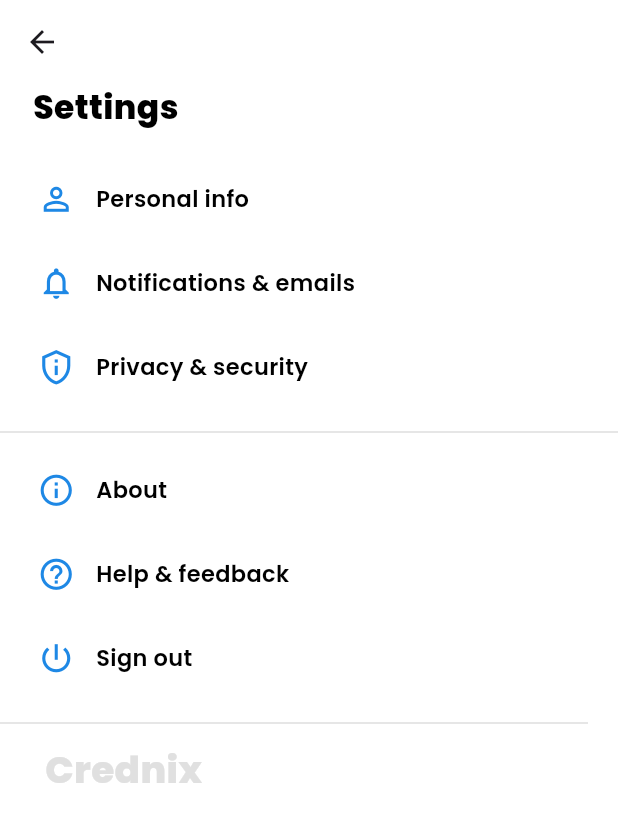
After one commit to VandanKambodi/Crednix, a Flutter app: the screen it shows after launch, after a tap on the "settings" icon, on a phone screen of 412 x 824 dp. The commit adds this screen. Shown: the top 822 px of the screen. Run offline on Flutter 3.47's test engine with Material 3 defaults, Android fonts, the phone set to English and light mode, and no system bars; our stand-ins replace font_awesome_flutter.

Commit message:
Setting Page
Add info, about, help Section in Setting Page

```diff
--- a/lib/Home/homePage.dart
+++ b/lib/Home/homePage.dart
@@ -1,4 +1,5 @@
 import 'package:crednix/Notifications/payNotification.dart';
+import 'package:crednix/Settings/settingPage.dart';
 import 'package:flutter/material.dart';
 import 'package:font_awesome_flutter/font_awesome_flutter.dart';
 
@@ -45,7 +46,16 @@ class _homePageState extends State<homePage> {
                             ),
                           ],
                         ),
-                        Container(
+                        GestureDetector(
+                          onTap: () {
+                            Navigator.push(
+                              context,
+                              MaterialPageRoute(
+                                builder: (context) => settingPage(),
+                              ),
+                            );
+                          },
+                          child: Container(
                             decoration: BoxDecoration(
                               borderRadius: BorderRadius.circular(10),
                               border: Border.all(
@@ -59,6 +69,7 @@ class _homePageState extends State<homePage> {
                                 Icons.settings,
                                 size: 25,
                                 color: Colors.grey.shade800,
+                              ),
                             ),
                           ),
                         ),
--- a/lib/Notifications/payNotification.dart
+++ b/lib/Notifications/payNotification.dart
@@ -1,4 +1,5 @@
 import 'package:crednix/Home/homePage.dart';
+import 'package:crednix/Settings/settingPage.dart';
 import 'package:flutter/material.dart';
 
 class payNotification extends StatefulWidget {
@@ -74,10 +75,22 @@ class _payNotificationState extends State<payNotification> {
                             ),
                           ],
                         ),
-                        Container(
+                        GestureDetector(
+                          onTap: () {
+                            Navigator.push(
+                              context,
+                              MaterialPageRoute(
+                                builder: (context) => settingPage(),
+                              ),
+                            );
+                          },
+                          child: Container(
                             decoration: BoxDecoration(
                               borderRadius: BorderRadius.circular(10),
-                            border: Border.all(color: Colors.white30, width: 1),
+                              border: Border.all(
+                                color: Colors.white30,
+                                width: 1,
+                              ),
                             ),
                             child: Padding(
                               padding: const EdgeInsets.all(8.0),
@@ -85,6 +98,7 @@ class _payNotificationState extends State<payNotification> {
                                 Icons.settings,
                                 size: 25,
                                 color: Colors.white,
+                              ),
                             ),
                           ),
                         ),
--- /dev/null
+++ b/lib/Settings/settingPage.dart
@@ -0,0 +1,262 @@
+import 'package:crednix/Notifications/payNotification.dart';
+import 'package:flutter/material.dart';
+import 'package:font_awesome_flutter/font_awesome_flutter.dart';
+
+class settingPage extends StatefulWidget {
+  @override
+  State<settingPage> createState() => _settingPageState();
+}
+
+class _settingPageState extends State<settingPage> {
+  @override
+  Widget build(BuildContext context) {
+    // TODO: implement build
+    return Scaffold(
+      appBar: AppBar(
+        automaticallyImplyLeading: true,
+        elevation: 0,
+        backgroundColor: Colors.white,
+      ),
+
+      body: Padding(
+        padding: const EdgeInsets.only(bottom: 12.0, left: 0.0),
+        child: Container(
+          child: Column(
+            mainAxisAlignment: MainAxisAlignment.start,
+            crossAxisAlignment: CrossAxisAlignment.start,
+            children: [
+              Padding(
+                padding: const EdgeInsets.only(bottom: 0.0, left: 22.0),
+                child: Text(
+                  "Settings",
+                  style: TextStyle(
+                    color: Colors.black,
+                    fontFamily: 'title',
+                    fontSize: 22,
+                  ),
+                ),
+              ),
+              SizedBox(height: 25),
+              Padding(
+                padding: const EdgeInsets.only(
+                  bottom: 8.0,
+                  left: 25.0,
+                  top: 8.0,
+                ),
+                child: Row(
+                  mainAxisAlignment: MainAxisAlignment.start,
+                  crossAxisAlignment: CrossAxisAlignment.center,
+                  children: [
+                    Icon(
+                      Icons.person_outline,
+                      color: Colors.blue.shade600,
+                      size: 25,
+                    ),
+                    SizedBox(width: 14),
+                    Text(
+                      "Personal info",
+                      style: TextStyle(
+                        color: Colors.black,
+                        fontFamily: 'pageHead',
+                        fontSize: 15,
+                      ),
+                    ),
+                  ],
+                ),
+              ),
+              SizedBox(height: 15),
+              Padding(
+                padding: const EdgeInsets.only(
+                  bottom: 8.0,
+                  left: 25.0,
+                  top: 8.0,
+                ),
+                child: Row(
+                  mainAxisAlignment: MainAxisAlignment.start,
+                  crossAxisAlignment: CrossAxisAlignment.center,
+                  children: [
+                    Icon(
+                      Icons.notifications_none,
+                      color: Colors.blue.shade600,
+                      size: 25,
+                    ),
+                    SizedBox(width: 14),
+                    Text(
+                      "Notifications & emails",
+                      style: TextStyle(
+                        color: Colors.black,
+                        fontFamily: 'pageHead',
+                        fontSize: 15,
+                      ),
+                    ),
+                  ],
+                ),
+              ),
+              SizedBox(height: 15),
+              Padding(
+                padding: const EdgeInsets.only(
+                  bottom: 8.0,
+                  left: 25.0,
+                  top: 8.0,
+                ),
+                child: Row(
+                  mainAxisAlignment: MainAxisAlignment.start,
+                  crossAxisAlignment: CrossAxisAlignment.center,
+                  children: [
+                    Icon(
+                      Icons.privacy_tip_outlined,
+                      color: Colors.blue.shade600,
+                      size: 25,
+                    ),
+                    SizedBox(width: 14),
+                    Text(
+                      "Privacy & security",
+                      style: TextStyle(
+                        color: Colors.black,
+                        fontFamily: 'pageHead',
+                        fontSize: 15,
+                      ),
+                    ),
+                  ],
+                ),
+              ),
+              SizedBox(height: 15),
+              Padding(
+                padding: const EdgeInsets.symmetric(
+                  horizontal: 0.0,
+                  vertical: 0.0,
+                ),
+                child: Divider(
+                  color: Colors.grey.shade400,
+                  thickness: 0.5,
+                  indent: 0,
+                  endIndent: 0,
+                ),
+              ),
+              SizedBox(height: 10),
+              Padding(
+                padding: const EdgeInsets.only(
+                  bottom: 8.0,
+                  left: 25.0,
+                  top: 8.0,
+                ),
+                child: Row(
+                  mainAxisAlignment: MainAxisAlignment.start,
+                  crossAxisAlignment: CrossAxisAlignment.center,
+                  children: [
+                    Icon(
+                      Icons.info_outline,
+                      color: Colors.blue.shade600,
+                      size: 25,
+                    ),
+                    SizedBox(width: 14),
+                    Text(
+                      "About",
+                      style: TextStyle(
+                        color: Colors.black,
+                        fontFamily: 'pageHead',
+                        fontSize: 15,
+                      ),
+                    ),
+                  ],
+                ),
+              ),
+              SizedBox(height: 15),
+              Padding(
+                padding: const EdgeInsets.only(
+                  bottom: 8.0,
+                  left: 25.0,
+                  top: 8.0,
+                ),
+                child: Row(
+                  mainAxisAlignment: MainAxisAlignment.start,
+                  crossAxisAlignment: CrossAxisAlignment.center,
+                  children: [
+                    Icon(
+                      Icons.help_outline,
+                      color: Colors.blue.shade600,
+                      size: 25,
+                    ),
+                    SizedBox(width: 14),
+                    Text(
+                      "Help & feedback",
+                      style: TextStyle(
+                        color: Colors.black,
+                        fontFamily: 'pageHead',
+                        fontSize: 15,
+                      ),
+                    ),
+                  ],
+                ),
+              ),
+              SizedBox(height: 15),
+              Padding(
+                padding: const EdgeInsets.only(
+                  bottom: 8.0,
+                  left: 25.0,
+                  top: 8.0,
+                ),
+                child: Row(
+                  mainAxisAlignment: MainAxisAlignment.start,
+                  crossAxisAlignment: CrossAxisAlignment.center,
+                  children: [
+                    Icon(
+                      Icons.power_settings_new,
+                      color: Colors.blue.shade600,
+                      size: 25,
+                    ),
+                    SizedBox(width: 14),
+                    Text(
+                      "Sign out",
+                      style: TextStyle(
+                        color: Colors.black,
+                        fontFamily: 'pageHead',
+                        fontSize: 15,
+                      ),
+                    ),
+                  ],
+                ),
+              ),
+              SizedBox(height: 15),
+              Padding(
+                padding: const EdgeInsets.symmetric(
+                  horizontal: 0.0,
+                  vertical: 0.0,
+                ),
+                child: Divider(
+                  color: Colors.grey.shade400,
+                  thickness: 0.5,
+                  indent: 0,
+                  endIndent: 20,
+                ),
+              ),
+              SizedBox(height: 5),
+              Padding(
+                padding: const EdgeInsets.only(left: 30.0),
+                child: Row(
+                  mainAxisAlignment: MainAxisAlignment.start,
+                  crossAxisAlignment: CrossAxisAlignment.start,
+                  children: [
+                    Container(
+                      child: Text(
+                        "Crednix",
+                        style: TextStyle(
+                          fontSize: 25,
+                          fontFamily: 'title',
+                          fontStyle: FontStyle.normal,
+                          color: Colors.grey.shade300,
+                        ),
+                      ),
+                    ),
+                  ],
+                ),
+              ),
+            ],
+          ),
+        ),
+      ),
+
+      backgroundColor: Colors.white,
+    );
+  }
+}
```
Lines whose indentation alone changed are shown as unchanged.
